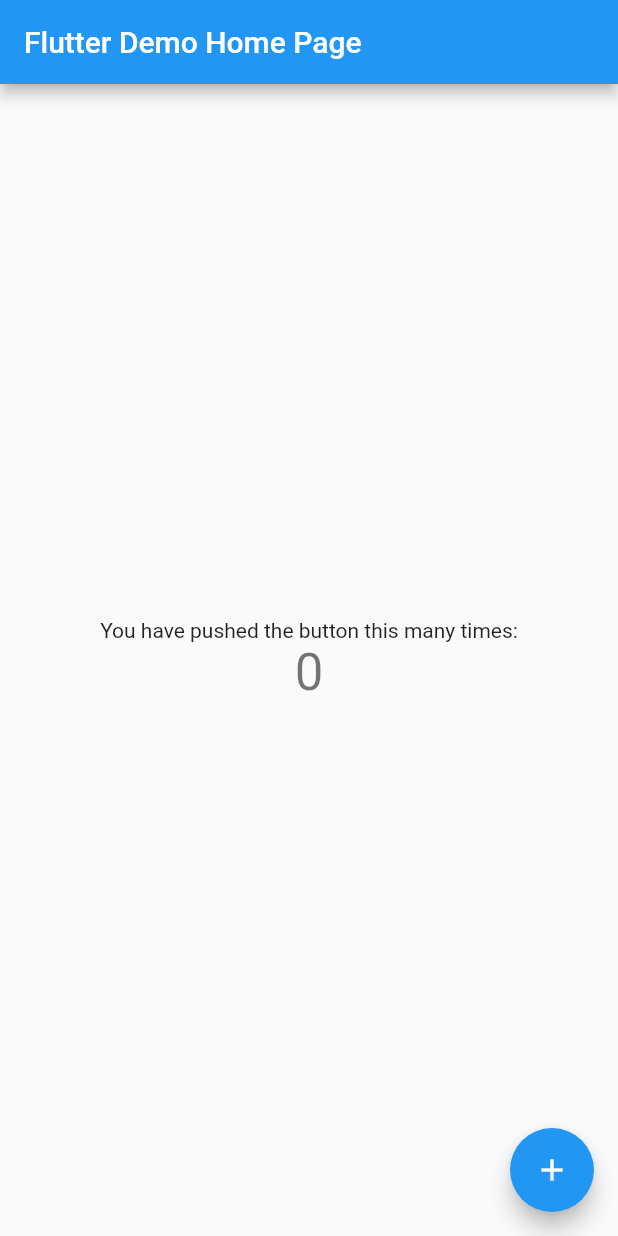
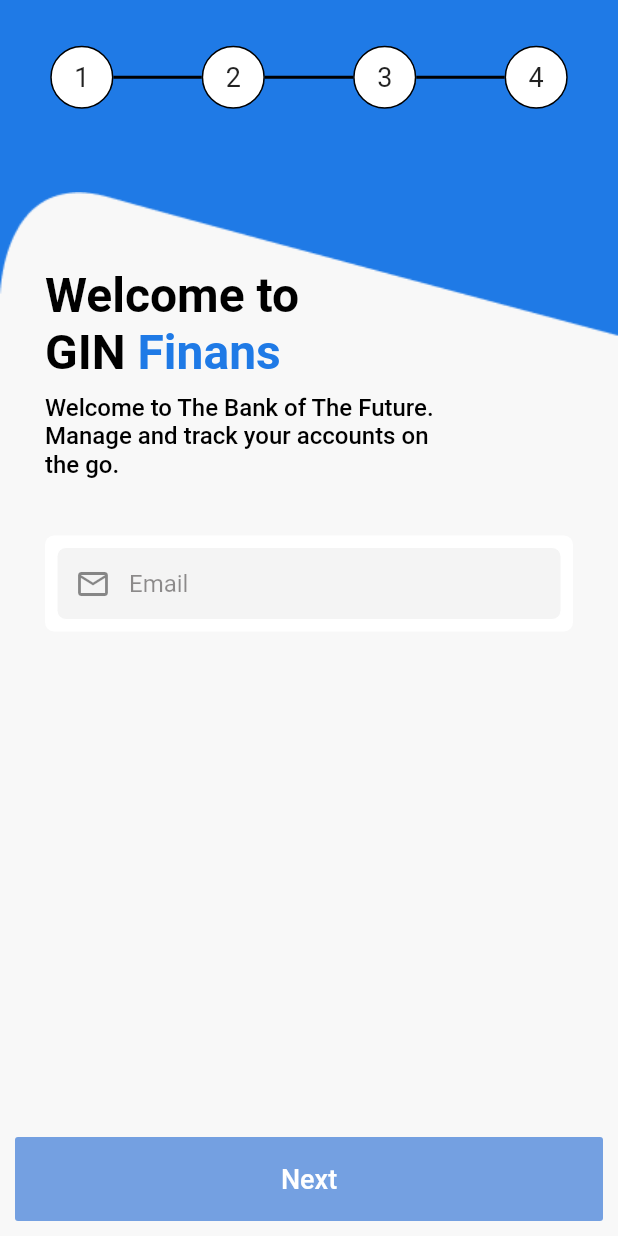
Before and after one commit to grinaldiwisnu/bank-jago-app, a Flutter app: the screen it shows after launch, on a phone screen of 412 x 824 dp. Run offline on Flutter 3.47's test engine with Material 2 defaults, Android fonts, the phone set to English and light mode, and no system bars.

Commit message:
add background and page indicator

```diff
--- a/lib/main.dart
+++ b/lib/main.dart
@@ -1,66 +1,7 @@
+import 'package:flutter/cupertino.dart';
 import 'package:flutter/material.dart';
+import 'package:gin_finans/main_app.dart';
 
 void main() {
-  runApp(MyApp());
+  runApp(MainApp());
 }
-
-class MyApp extends StatelessWidget {
-  @override
-  Widget build(BuildContext context) {
-    return MaterialApp(
-      title: 'Flutter Demo',
-      theme: ThemeData(
-        primarySwatch: Colors.blue,
-        visualDensity: VisualDensity.adaptivePlatformDensity,
-      ),
-      home: MyHomePage(title: 'Flutter Demo Home Page'),
-    );
-  }
-}
-
-class MyHomePage extends StatefulWidget {
-  MyHomePage({Key key, this.title}) : super(key: key);
-
-  final String title;
-
-  @override
-  _MyHomePageState createState() => _MyHomePageState();
-}
-
-class _MyHomePageState extends State<MyHomePage> {
-  int _counter = 0;
-
-  void _incrementCounter() {
-    setState(() {
-      _counter++;
-    });
-  }
-
-  @override
-  Widget build(BuildContext context) {
-    return Scaffold(
-      appBar: AppBar(
-        title: Text(widget.title),
-      ),
-      body: Center(
-        child: Column(
-          mainAxisAlignment: MainAxisAlignment.center,
-          children: <Widget>[
-            Text(
-              'You have pushed the button this many times:',
-            ),
-            Text(
-              '$_counter',
-              style: Theme.of(context).textTheme.headline4,
-            ),
-          ],
-        ),
-      ),
-      floatingActionButton: FloatingActionButton(
-        onPressed: _incrementCounter,
-        tooltip: 'Increment',
-        child: Icon(Icons.add),
-      ),
-    );
-  }
-}
--- /dev/null
+++ b/lib/main_app.dart
@@ -0,0 +1,12 @@
+import 'package:flutter/material.dart';
+import 'package:gin_finans/ui/main_ui.dart';
+
+class MainApp extends StatelessWidget {
+  @override
+  Widget build(BuildContext context) {
+    return MaterialApp(
+      title: "GIN Finans",
+      home: MainUI(),
+    );
+  }
+}
--- /dev/null
+++ b/lib/ui/main_ui.dart
@@ -0,0 +1,253 @@
+import 'package:flutter/material.dart';
+import 'package:gin_finans/ui/wizard_register_ui.dart';
+import 'package:gin_finans/utils/extensions.dart';
+
+class MainUI extends StatefulWidget {
+  MainUI({Key key}) : super(key: key);
+
+  @override
+  _MainUIState createState() => _MainUIState();
+}
+
+class _MainUIState extends State<MainUI> {
+  final formKey = GlobalKey<FormState>();
+
+  @override
+  Widget build(BuildContext context) {
+    return SafeArea(
+      child: Form(
+        key: this.formKey,
+        child: Scaffold(
+          resizeToAvoidBottomInset: false,
+          resizeToAvoidBottomPadding: false,
+          backgroundColor: Color(0xff1F7AE6),
+          body: SingleChildScrollView(
+            child: Container(
+              width: double.infinity,
+              height: MediaQuery.of(context).size.height -
+                  MediaQuery.of(context).padding.top -
+                  76,
+              child: Column(
+                children: [
+                  Container(
+                    margin: EdgeInsets.only(top: 25),
+                    child: Row(
+                      mainAxisAlignment: MainAxisAlignment.center,
+                      crossAxisAlignment: CrossAxisAlignment.center,
+                      children: [
+                        Container(
+                          padding: EdgeInsets.all(15),
+                          decoration: BoxDecoration(
+                              color: Colors.white,
+                              border: Border.all(color: Colors.black, width: 1),
+                              shape: BoxShape.circle),
+                          child: Text(
+                            "1",
+                            style: TextStyle(fontSize: 18),
+                          ),
+                        ),
+                        Container(
+                          height: 2,
+                          width: MediaQuery.of(context).size.width / 7,
+                          color: Colors.black,
+                        ),
+                        Container(
+                          padding: EdgeInsets.all(15),
+                          decoration: BoxDecoration(
+                              color: Colors.white,
+                              border: Border.all(color: Colors.black, width: 1),
+                              shape: BoxShape.circle),
+                          child: Text(
+                            "2",
+                            style: TextStyle(fontSize: 18),
+                          ),
+                        ),
+                        Container(
+                          height: 2,
+                          width: MediaQuery.of(context).size.width / 7,
+                          color: Colors.black,
+                        ),
+                        Container(
+                          padding: EdgeInsets.all(15),
+                          decoration: BoxDecoration(
+                              color: Colors.white,
+                              border: Border.all(color: Colors.black, width: 1),
+                              shape: BoxShape.circle),
+                          child: Text(
+                            "3",
+                            style: TextStyle(fontSize: 18),
+                          ),
+                        ),
+                        Container(
+                          height: 2,
+                          width: MediaQuery.of(context).size.width / 7,
+                          color: Colors.black,
+                        ),
+                        Container(
+                          padding: EdgeInsets.all(15),
+                          decoration: BoxDecoration(
+                              color: Colors.white,
+                              border: Border.all(color: Colors.black, width: 1),
+                              shape: BoxShape.circle),
+                          child: Text(
+                            "4",
+                            style: TextStyle(fontSize: 18),
+                          ),
+                        ),
+                      ],
+                    ),
+                  ),
+                  Expanded(
+                    child: Container(
+                      margin: EdgeInsets.only(top: 50.0),
+                      padding:
+                          EdgeInsets.symmetric(vertical: 50, horizontal: 30),
+                      decoration: BoxDecoration(
+                        image: DecorationImage(
+                          image: AssetImage("assets/bg.png"),
+                          fit: BoxFit.fill,
+                        ),
+                      ),
+                      child: Column(
+                        crossAxisAlignment: CrossAxisAlignment.start,
+                        children: [
+                          Text(
+                            "Welcome to",
+                            style: TextStyle(
+                                fontSize: 32.0,
+                                color: Colors.black,
+                                fontWeight: FontWeight.bold),
+                          ),
+                          Row(
+                            children: [
+                              Text(
+                                "GIN ",
+                                style: TextStyle(
+                                    fontSize: 32.0,
+                                    color: Colors.black,
+                                    fontWeight: FontWeight.bold),
+                              ),
+                              Text(
+                                "Finans",
+                                style: TextStyle(
+                                    fontSize: 32.0,
+                                    color: Color(0xff1F7AE6),
+                                    fontWeight: FontWeight.bold),
+                              ),
+                            ],
+                          ),
+                          Padding(
+                            padding: const EdgeInsets.symmetric(vertical: 8.0),
+                            child: Text(
+                              "Welcome to The Bank of The Future.\nManage and track your accounts on \nthe go.",
+                              style: TextStyle(
+                                  fontSize: 16.0,
+                                  color: Colors.black,
+                                  fontWeight: FontWeight.w500),
+                            ),
+                          ),
+                          SizedBox(
+                            height: 30.0,
+                          ),
+                          Padding(
+                            padding: EdgeInsets.only(
+                                bottom:
+                                    MediaQuery.of(context).viewInsets.bottom),
+                            child: Container(
+                              decoration: BoxDecoration(
+                                  color: Colors.white,
+                                  borderRadius: BorderRadius.circular(6.0)),
+                              padding: const EdgeInsets.symmetric(
+                                  vertical: 8.0, horizontal: 8.0),
+                              child: TextFormField(
+                                validator: (value) {
+                                  return value.isEmail().message;
+                                },
+                                decoration: InputDecoration(
+                                  prefixIcon: Icon(Icons.email_outlined),
+                                  contentPadding: EdgeInsets.zero,
+                                  hintText: "Email",
+                                  hintStyle:
+                                      TextStyle(color: Color(0x7F231F20)),
+                                  border: const OutlineInputBorder(
+                                    borderSide: const BorderSide(
+                                        color: Colors.white, width: 0),
+                                    borderRadius: BorderRadius.all(
+                                      Radius.circular(6.0),
+                                    ),
+                                  ),
+                                  focusedBorder: const OutlineInputBorder(
+                                    borderSide: const BorderSide(
+                                        color: Colors.white, width: 0),
+                                    borderRadius: BorderRadius.all(
+                                      Radius.circular(6.0),
+                                    ),
+                                  ),
+                                  enabledBorder: const OutlineInputBorder(
+                                    borderSide: const BorderSide(
+                                        color: Colors.white, width: 0),
+                                    borderRadius: BorderRadius.all(
+                                      Radius.circular(6.0),
+                                    ),
+                                  ),
+                                  errorBorder: const OutlineInputBorder(
+                                    borderSide: const BorderSide(
+                                        color: Colors.redAccent, width: 2),
+                                    borderRadius: BorderRadius.all(
+                                      Radius.circular(6.0),
+                                    ),
+                                  ),
+                                  filled: true,
+                                  fillColor: Color(0xffF4F4F4),
+                                ),
+                                autovalidateMode:
+                                    AutovalidateMode.onUserInteraction,
+                              ),
+                            ),
+                          ),
+                        ],
+                      ),
+                    ),
+                  ),
+                ],
+              ),
+            ),
+          ),
+          bottomNavigationBar: Padding(
+            padding: EdgeInsets.only(
+                bottom: MediaQuery.of(context).viewInsets.bottom),
+            child: Container(
+                padding: EdgeInsets.symmetric(vertical: 10, horizontal: 10),
+                height: 76,
+                color: Color(0xffF8F8F8),
+                width: double.infinity,
+                child: GestureDetector(
+                  onTap: () {
+                    Navigator.push(
+                        context,
+                        MaterialPageRoute(
+                            builder: (context) => WizardRegisterUI()));
+                  },
+                  child: Container(
+                    alignment: Alignment.center,
+                    padding: EdgeInsets.symmetric(vertical: 10),
+                    width: double.infinity,
+                    decoration: BoxDecoration(
+                      color: Color(0xff74A0E1),
+                      borderRadius: BorderRadius.circular(2),
+                    ),
+                    child: Text(
+                      "Next",
+                      style: TextStyle(
+                          fontSize: 18,
+                          color: Colors.white,
+                          fontWeight: FontWeight.w500),
+                    ),
+                  ),
+                )),
+          ),
+        ),
+      ),
+    );
+  }
+}
--- /dev/null
+++ b/lib/widget/page_indicator.dart
@@ -0,0 +1,23 @@
+import 'package:flutter/material.dart';
+
+class PageIndicator extends StatelessWidget {
+  final int number;
+  final int current;
+
+  const PageIndicator({Key key, this.number, this.current}) : super(key: key);
+
+  @override
+  Widget build(BuildContext context) {
+    return Container(
+      padding: EdgeInsets.all(15),
+      decoration: BoxDecoration(
+          color: current >= number ? Color(0xff72A55F) : Colors.white,
+          border: Border.all(color: Colors.black, width: 1),
+          shape: BoxShape.circle),
+      child: Text(
+        this.number.toString(),
+        style: TextStyle(fontSize: 18),
+      ),
+    );
+  }
+}
```
Also changed, not shown: assets/bg.png (added), 1 other file.
